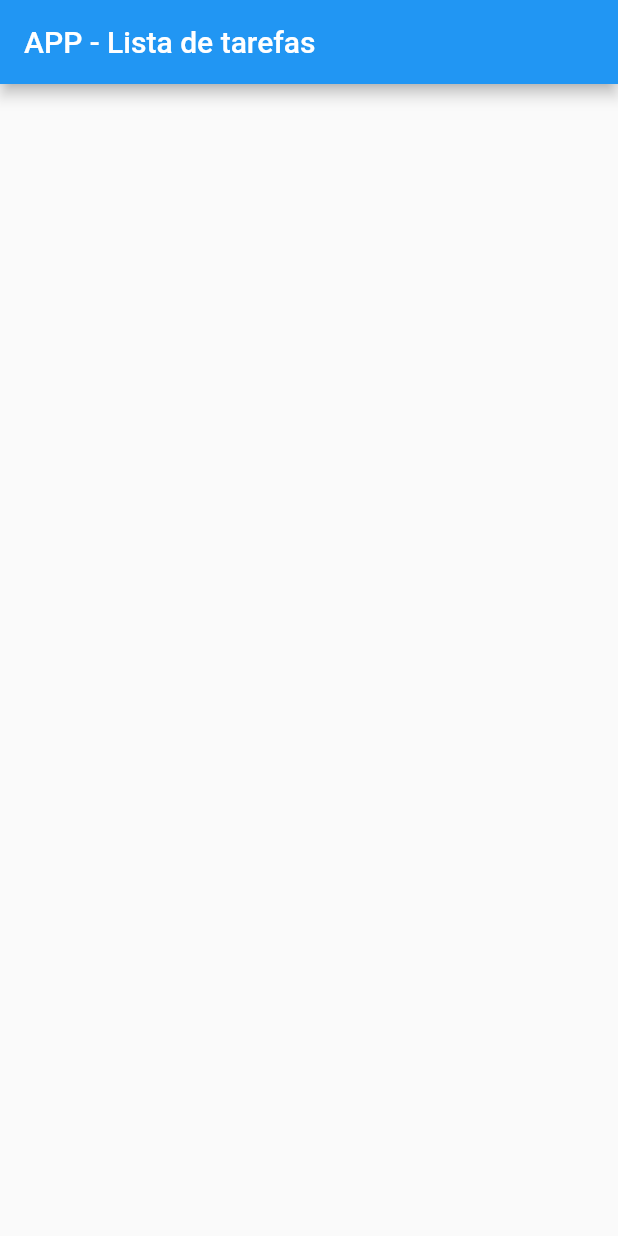
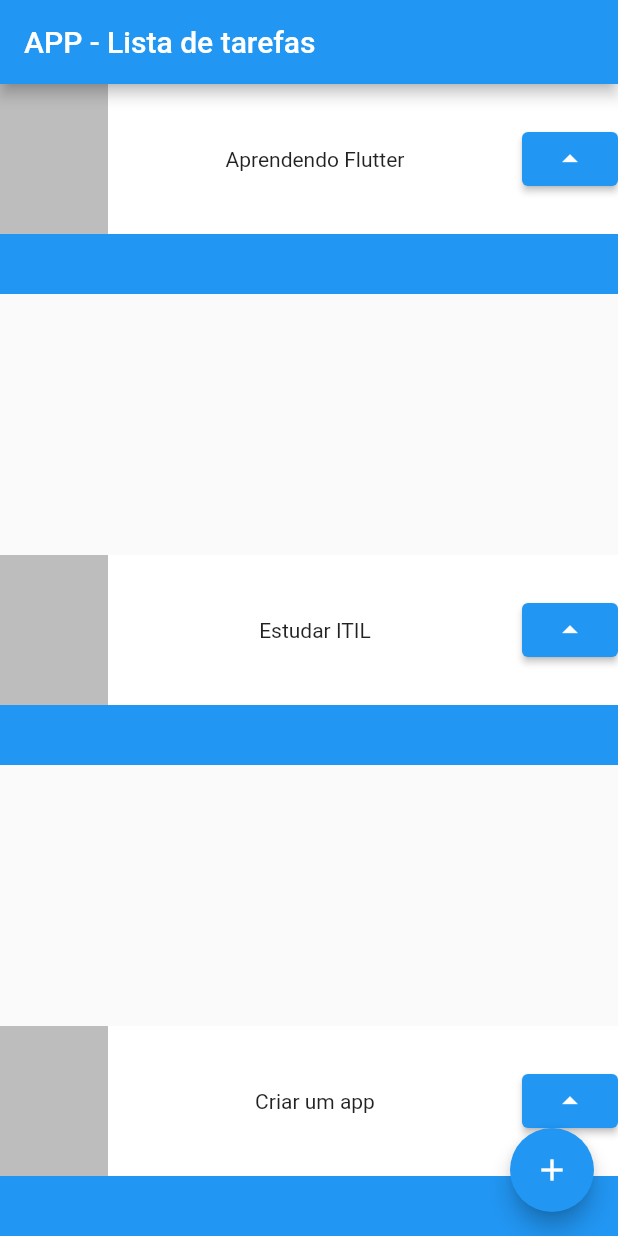
Before and after one commit to gui-alonso/app_lista_tarefas, a Flutter app: the screen it shows after launch, on a phone screen of 412 x 824 dp. Run offline on Flutter 3.47's test engine with Material 2 defaults, Android fonts, the phone set to English and light mode, and no system bars.

Commit message:
iniciando projeto app tarefas

```diff
--- a/lib/main.dart
+++ b/lib/main.dart
@@ -19,8 +19,55 @@ class MyApp extends StatelessWidget {
         appBar: AppBar(
           title: const Text('APP - Lista de tarefas'),
         ),
-        body: Column()
+        body: Column(
+          mainAxisAlignment: MainAxisAlignment.spaceBetween,
+          children: [
+            Tasks("Aprendendo Flutter"),
+            Tasks("Estudar ITIL"),
+            Tasks("Criar um app"),
+          ],
+        ),
+        floatingActionButton: FloatingActionButton(
+          onPressed: () {},
+          child: Icon(Icons.add),
+        ),
       ),
     );
   }
 }
+
+class Tasks extends StatelessWidget {
+  final String nome;
+  const Tasks(this.nome, {super.key});
+
+  @override
+  Widget build(BuildContext context) {
+    return Container(
+      child: Stack(
+        children: [
+          Container(
+            color: Colors.blue,
+            height: 140,
+          ),
+          Container(
+            color: Colors.white,
+            height: 100,
+            child: Row(
+              mainAxisAlignment: MainAxisAlignment.spaceBetween,
+              children: [
+                Container(
+                  color: Colors.black26,
+                  width: 72,
+                  height: 140,
+                ),
+                Text(nome),
+                ElevatedButton(
+                    onPressed: () {}, child: Icon(Icons.arrow_drop_up))
+              ],
+            ),
+          ),
+        ],
+      ),
+    );
+  }
+}
```
Also changed, not shown: lib/main2.dart (added, +90 -0 lines).
